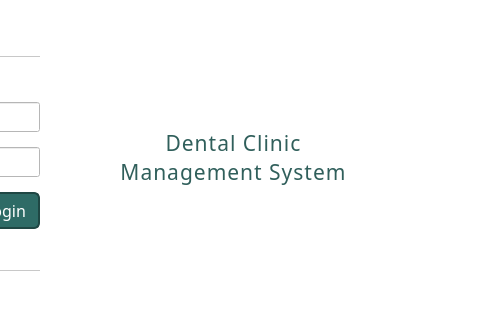
The window that ui/LoginPage.ui (karlito20/AdoraFlowProject) describes before a commit, drawn with Qt 5; both pictures show x 385 to 865 and y 116 to 436 of the 865 by 547 pixel window.
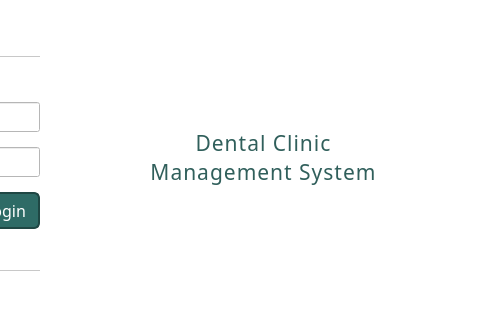
The same window after the commit. Icons and pictures are not drawn.

```diff
--- a/ui/LoginPage.ui
+++ b/ui/LoginPage.ui
@@ -1163,19 +1163,6 @@
          </item>
         </layout>
        </item>
-       <item>
-        <spacer name="horizontalSpacer_2">
-         <property name="orientation">
-          <enum>Qt::Orientation::Horizontal</enum>
-         </property>
-         <property name="sizeHint" stdset="0">
-          <size>
-           <width>40</width>
-           <height>20</height>
-          </size>
-         </property>
-        </spacer>
-       </item>
        <item>
         <spacer name="logo_spacer2">
          <property name="orientation">
```
